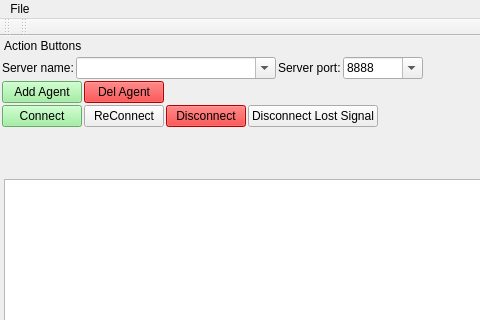
This is App/FakeAgent/mainwindow.ui in break11/AutoStorage as Qt 5 draws it before an edit; both pictures show x 0 to 480 and y 0 to 320 of the 1180 by 851 pixel window. The edited form follows.
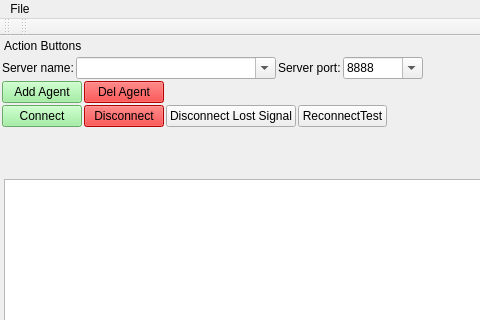
This is the edited form.

```diff
--- a/App/FakeAgent/mainwindow.ui
+++ b/App/FakeAgent/mainwindow.ui
@@ -311,19 +311,6 @@
          </property>
         </widget>
        </item>
-       <item>
-        <widget class="QPushButton" name="btnReConnect">
-         <property name="toolTip">
-          <string>Reconnect with save last RX packet Number</string>
-         </property>
-         <property name="text">
-          <string>ReConnect</string>
-         </property>
-         <property name="shortcut">
-          <string>Del</string>
-         </property>
-        </widget>
-       </item>
        <item>
         <widget class="QPushButton" name="btnDisconnect">
          <property name="styleSheet">
@@ -347,6 +334,19 @@
          </property>
         </widget>
        </item>
+       <item>
+        <widget class="QPushButton" name="btnReconnectTest">
+         <property name="text">
+          <string>ReconnectTest</string>
+         </property>
+         <property name="shortcut">
+          <string>Del</string>
+         </property>
+         <property name="checkable">
+          <bool>true</bool>
+         </property>
+        </widget>
+       </item>
        <item>
         <spacer name="horizontalSpacer_3">
          <property name="orientation">
```
Left out of the diff: 2 changed lines with no effect on the pictures.
